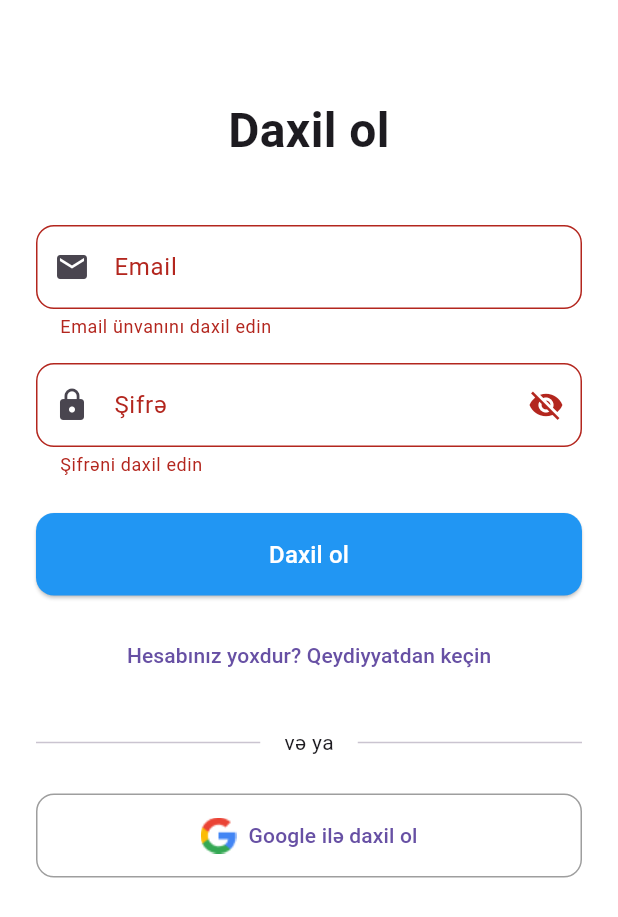
After one commit to HasanShukurof/Globroker-Flutter, a Flutter app: the screen it shows after launch, after a tap on "Daxil ol", on a phone screen of 412 x 824 dp. The commit adds this screen. Shown: the top 917 px of the screen. Run offline on Flutter 3.47's test engine with Material 3 defaults, Android fonts, the light colour scheme and no system bars; our stand-ins replace firebase_auth, firebase_core, google_sign_in; accounts and stored records are empty.

Commit message:
Google Sign In and email&password added succesfuly

```diff
--- a/lib/main.dart
+++ b/lib/main.dart
@@ -3,6 +3,8 @@ import 'package:flutter/material.dart';
 import 'package:globroker/screens/home_screen.dart';
 import 'package:firebase_core/firebase_core.dart';
 import 'firebase_options.dart';
+import 'package:firebase_auth/firebase_auth.dart';
+import 'package:globroker/screens/auth_screen.dart';
 
 void main() async {
   WidgetsFlutterBinding.ensureInitialized();
@@ -22,17 +24,42 @@ class GloBroker extends StatefulWidget {
 class _GloBrokerState extends State<GloBroker> {
   @override
   Widget build(BuildContext context) {
-    return const MaterialApp(
-      localizationsDelegates: [
+    return MaterialApp(
+      localizationsDelegates: const [
         GlobalMaterialLocalizations.delegate,
         GlobalWidgetsLocalizations.delegate,
         GlobalCupertinoLocalizations.delegate,
       ],
-      supportedLocales: [
-        Locale('az', 'AZ'), // Azerice
+      supportedLocales: const [
+        Locale('az', 'AZ'),
       ],
       debugShowCheckedModeBanner: false,
-      home: HomeScreen(),
+      home: StreamBuilder<User?>(
+        stream: FirebaseAuth.instance.authStateChanges(),
+        builder: (context, snapshot) {
+          if (snapshot.connectionState == ConnectionState.waiting) {
+            return const Scaffold(
+              body: Center(
+                child: CircularProgressIndicator(),
+              ),
+            );
+          }
+
+          if (snapshot.hasError) {
+            return Scaffold(
+              body: Center(
+                child: Text('Xəta baş verdi: ${snapshot.error}'),
+              ),
+            );
+          }
+
+          if (snapshot.hasData && snapshot.data != null) {
+            return const HomeScreen();
+          }
+
+          return const AuthScreen();
+        },
+      ),
     );
   }
 }
--- /dev/null
+++ b/lib/screens/auth_screen.dart
@@ -0,0 +1,376 @@
+import 'package:flutter/material.dart';
+import 'package:firebase_auth/firebase_auth.dart';
+import 'package:google_sign_in/google_sign_in.dart';
+
+class AuthScreen extends StatefulWidget {
+  const AuthScreen({super.key});
+
+  @override
+  State<AuthScreen> createState() => _AuthScreenState();
+}
+
+class _AuthScreenState extends State<AuthScreen> {
+  final _formKey = GlobalKey<FormState>();
+  bool _isLogin = true;
+  bool _isLoading = false;
+  bool _obscurePassword = true;
+
+  final _emailController = TextEditingController();
+  final _passwordController = TextEditingController();
+  final _nameController = TextEditingController();
+
+  Future<void> _handleGoogleSignIn() async {
+    if (_isLoading) return;
+
+    setState(() {
+      _isLoading = true;
+    });
+
+    try {
+      print('Google Sign In başlatılıyor...');
+      final GoogleSignIn googleSignIn = GoogleSignIn();
+      await googleSignIn.signOut();
+
+      final GoogleSignInAccount? googleUser = await googleSignIn.signIn();
+
+      if (googleUser == null) {
+        print('Kullanıcı hesap seçimini iptal etti');
+        return;
+      }
+
+      final GoogleSignInAuthentication googleAuth =
+          await googleUser.authentication;
+      final credential = GoogleAuthProvider.credential(
+        accessToken: googleAuth.accessToken,
+        idToken: googleAuth.idToken,
+      );
+
+      await FirebaseAuth.instance.signInWithCredential(credential);
+    } catch (e) {
+      String message = 'Google ilə giriş zamanı xəta baş verdi';
+      if (e is FirebaseAuthException) {
+        message =
+            'Google hesabı ilə giriş uğursuz oldu. Zəhmət olmasa yenidən cəhd edin';
+      }
+
+      ScaffoldMessenger.of(context).showSnackBar(
+        SnackBar(
+          content: Text(message),
+          backgroundColor: Colors.red,
+          behavior: SnackBarBehavior.floating,
+          margin: const EdgeInsets.all(16),
+          shape: RoundedRectangleBorder(
+            borderRadius: BorderRadius.circular(8),
+          ),
+        ),
+      );
+    } finally {
+      if (mounted) {
+        setState(() {
+          _isLoading = false;
+        });
+      }
+    }
+  }
+
+  Future<void> _handleEmailAuth() async {
+    if (_isLoading || !_formKey.currentState!.validate()) return;
+
+    setState(() {
+      _isLoading = true;
+    });
+
+    try {
+      if (_isLogin) {
+        await FirebaseAuth.instance.signInWithEmailAndPassword(
+          email: _emailController.text.trim(),
+          password: _passwordController.text,
+        );
+      } else {
+        final userCredential =
+            await FirebaseAuth.instance.createUserWithEmailAndPassword(
+          email: _emailController.text.trim(),
+          password: _passwordController.text,
+        );
+
+        await userCredential.user
+            ?.updateDisplayName(_nameController.text.trim());
+      }
+    } on FirebaseAuthException catch (e) {
+      String message;
+      switch (e.code) {
+        case 'email-already-in-use':
+          message =
+              'Bu email ünvanı ilə artıq qeydiyyatdan keçilib. Zəhmət olmasa daxil olun';
+        case 'invalid-email':
+          message = 'Email ünvanını düzgün formatda daxil edin';
+        case 'user-disabled':
+          message = 'Bu hesab bloklanıb. Dəstək xidməti ilə əlaqə saxlayın';
+        case 'user-not-found':
+          message =
+              'Bu email ünvanı ilə hesab tapılmadı. Zəhmət olmasa qeydiyyatdan keçin';
+        case 'wrong-password':
+          message = 'Email və ya şifrəni doğru qeyd edin';
+        case 'weak-password':
+          message =
+              'Şifrə çox zəifdir. Ən azı 6 simvol, hərf və rəqəm istifadə edin';
+        case 'operation-not-allowed':
+          message =
+              'Email və şifrə ilə giriş aktiv deyil. Google ilə daxil olmağı sınayın';
+        case 'too-many-requests':
+          message =
+              'Çox sayda uğursuz cəhd. 5 dəqiqə gözləyib yenidən cəhd edin';
+        default:
+          message =
+              'Giriş zamanı xəta baş verdi. Məlumatları yoxlayıb yenidən cəhd edin';
+      }
+
+      ScaffoldMessenger.of(context).showSnackBar(
+        SnackBar(
+          content: Text(message),
+          backgroundColor: Colors.red,
+          duration: const Duration(seconds: 4),
+          behavior: SnackBarBehavior.floating,
+          margin: const EdgeInsets.all(16),
+          shape: RoundedRectangleBorder(
+            borderRadius: BorderRadius.circular(8),
+          ),
+        ),
+      );
+    } finally {
+      if (mounted) {
+        setState(() {
+          _isLoading = false;
+        });
+      }
+    }
+  }
+
+  void _showPasswordRulesDialog() {
+    showDialog(
+      context: context,
+      builder: (context) => AlertDialog(
+        title: const Row(
+          children: [
+            Icon(Icons.warning, color: Colors.orange),
+            SizedBox(width: 8),
+            Text(
+              'Şifrə tələbləri',
+              style: TextStyle(fontSize: 18),
+            ),
+          ],
+        ),
+        content: const Column(
+          mainAxisSize: MainAxisSize.min,
+          crossAxisAlignment: CrossAxisAlignment.start,
+          children: [
+            Text('Şifrəniz aşağıdakı tələblərə cavab verməlidir:'),
+            SizedBox(height: 12),
+            Text('• Ən azı 6 simvol'),
+            Text('• Ən azı 1 böyük hərf (A-Z)'),
+            Text('• Ən azı 1 rəqəm (0-9)'),
+          ],
+        ),
+        actions: [
+          TextButton(
+            onPressed: () => Navigator.pop(context),
+            child: const Text('Anladım'),
+          ),
+        ],
+      ),
+    );
+  }
+
+  @override
+  Widget build(BuildContext context) {
+    return Scaffold(
+      backgroundColor: Colors.white,
+      body: SafeArea(
+        child: SingleChildScrollView(
+          padding: const EdgeInsets.all(24),
+          child: Form(
+            key: _formKey,
+            child: Column(
+              crossAxisAlignment: CrossAxisAlignment.stretch,
+              children: [
+                const SizedBox(height: 40),
+                Text(
+                  _isLogin ? 'Daxil ol' : 'Qeydiyyat',
+                  style: const TextStyle(
+                    fontSize: 32,
+                    fontWeight: FontWeight.bold,
+                  ),
+                  textAlign: TextAlign.center,
+                ),
+                const SizedBox(height: 40),
+                if (!_isLogin)
+                  TextFormField(
+                    controller: _nameController,
+                    decoration: InputDecoration(
+                      labelText: 'Ad Soyad',
+                      border: OutlineInputBorder(
+                        borderRadius: BorderRadius.circular(12),
+                      ),
+                      prefixIcon: const Icon(Icons.person),
+                    ),
+                    validator: (value) {
+                      if (value == null || value.isEmpty) {
+                        return 'Zəhmət olmasa adınızı daxil edin';
+                      }
+                      return null;
+                    },
+                  ),
+                if (!_isLogin) const SizedBox(height: 16),
+                TextFormField(
+                  controller: _emailController,
+                  keyboardType: TextInputType.emailAddress,
+                  decoration: InputDecoration(
+                    labelText: 'Email',
+                    border: OutlineInputBorder(
+                      borderRadius: BorderRadius.circular(12),
+                    ),
+                    prefixIcon: const Icon(Icons.email),
+                  ),
+                  validator: (value) {
+                    if (value == null || value.isEmpty) {
+                      return 'Email ünvanını daxil edin';
+                    }
+                    if (!value.contains('@') || !value.contains('.')) {
+                      return 'Düzgün email formatı daxil edin';
+                    }
+                    return null;
+                  },
+                ),
+                const SizedBox(height: 16),
+                TextFormField(
+                  controller: _passwordController,
+                  obscureText: _obscurePassword,
+                  onTap: () {
+                    setState(() {});
+                  },
+                  onEditingComplete: () {
+                    setState(() {});
+                  },
+                  decoration: InputDecoration(
+                    labelText: 'Şifrə',
+                    hintText: '******',
+                    border: OutlineInputBorder(
+                      borderRadius: BorderRadius.circular(12),
+                    ),
+                    prefixIcon: const Icon(Icons.lock),
+                    suffixIcon: IconButton(
+                      icon: Icon(
+                        _obscurePassword
+                            ? Icons.visibility_off
+                            : Icons.visibility,
+                      ),
+                      onPressed: () {
+                        setState(() {
+                          _obscurePassword = !_obscurePassword;
+                        });
+                      },
+                    ),
+                  ),
+                  validator: (value) {
+                    if (value == null || value.isEmpty) {
+                      return 'Şifrəni daxil edin';
+                    }
+
+                    List<String> errors = [];
+
+                    if (value.length < 6) {
+                      errors.add('6 simvoldan az');
+                    }
+                    if (!value.contains(RegExp(r'[A-Z]'))) {
+                      errors.add('böyük hərf yoxdur');
+                    }
+                    if (!value.contains(RegExp(r'[0-9]'))) {
+                      errors.add('rəqəm yoxdur');
+                    }
+
+                    if (errors.isNotEmpty) {
+                      WidgetsBinding.instance.addPostFrameCallback((_) {
+                        _showPasswordRulesDialog();
+                      });
+                      return 'Şifrə tələblərə uyğun deyil: ${errors.join(', ')}';
+                    }
+
+                    return null;
+                  },
+                ),
+                const SizedBox(height: 24),
+                ElevatedButton(
+                  onPressed: _isLoading ? null : _handleEmailAuth,
+                  style: ElevatedButton.styleFrom(
+                    backgroundColor: Colors.blue,
+                    padding: const EdgeInsets.symmetric(vertical: 16),
+                    shape: RoundedRectangleBorder(
+                      borderRadius: BorderRadius.circular(12),
+                    ),
+                  ),
+                  child: _isLoading
+                      ? const CircularProgressIndicator(color: Colors.white)
+                      : Text(
+                          _isLogin ? 'Daxil ol' : 'Qeydiyyatdan keç',
+                          style: const TextStyle(
+                            fontSize: 16,
+                            color: Colors.white,
+                          ),
+                        ),
+                ),
+                const SizedBox(height: 16),
+                TextButton(
+                  onPressed: () {
+                    setState(() {
+                      _isLogin = !_isLogin;
+                    });
+                  },
+                  child: Text(
+                    _isLogin
+                        ? 'Hesabınız yoxdur? Qeydiyyatdan keçin'
+                        : 'Hesabınız var? Daxil olun',
+                  ),
+                ),
+                const SizedBox(height: 24),
+                const Row(
+                  children: [
+                    Expanded(child: Divider()),
+                    Padding(
+                      padding: EdgeInsets.symmetric(horizontal: 16),
+                      child: Text('və ya'),
+                    ),
+                    Expanded(child: Divider()),
+                  ],
+                ),
+                const SizedBox(height: 24),
+                OutlinedButton.icon(
+                  onPressed: _isLoading ? null : _handleGoogleSignIn,
+                  style: OutlinedButton.styleFrom(
+                    padding: const EdgeInsets.symmetric(vertical: 16),
+                    side: const BorderSide(color: Colors.grey),
+                    shape: RoundedRectangleBorder(
+                      borderRadius: BorderRadius.circular(12),
+                    ),
+                  ),
+                  icon: Image.asset(
+                    'assets/images/google_icon.png',
+                    height: 24,
+                  ),
+                  label: const Text('Google ilə daxil ol'),
+                ),
+              ],
+            ),
+          ),
+        ),
+      ),
+    );
+  }
+
+  @override
+  void dispose() {
+    _emailController.dispose();
+    _passwordController.dispose();
+    _nameController.dispose();
+    super.dispose();
+  }
+}
```
Also changed, not shown: lib/screens/home_screen.dart (+11 -0 lines), lib/screens/login_screen.dart (added, +147 -0 lines), 2 other files.
